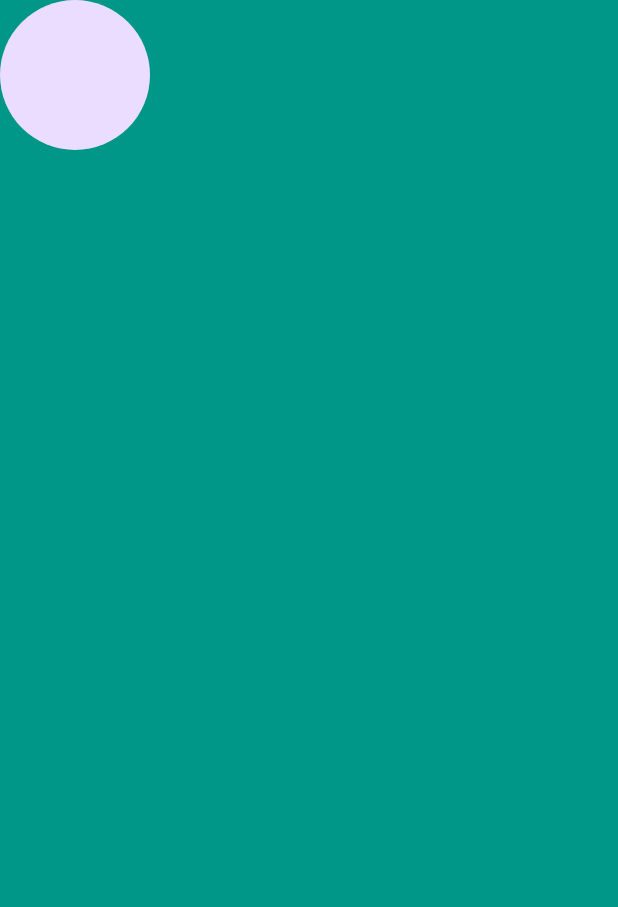
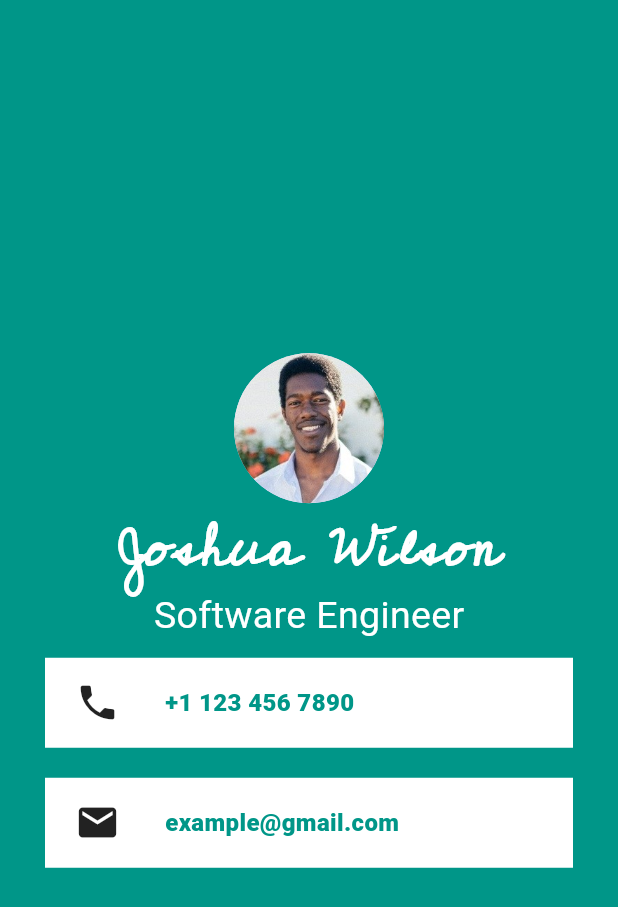
Before and after one commit to josh-W42/business-card-flutter, a Flutter app: the screen it shows after launch, on a phone screen of 412 x 824 dp. Shown: the top 907 px of the screen. Run offline on Flutter 3.47's test engine with Material 3 defaults, Android fonts, the light colour scheme and no system bars.

Commit message:
app complete

```diff
--- a/lib/main.dart
+++ b/lib/main.dart
@@ -19,11 +19,71 @@ class Home extends StatelessWidget {
         backgroundColor: Colors.teal,
         body: SafeArea(
             child: Column(
+          mainAxisAlignment: MainAxisAlignment.center,
           children: <Widget>[
-            CircleAvatar(
+            const CircleAvatar(
               radius: 50,
-              backgroundImage: null,
-            )
+              backgroundImage: AssetImage("images/me.jpg"),
+            ),
+            const Text(
+              "Joshua Wilson",
+              style: TextStyle(
+                  fontSize: 40,
+                  color: Colors.white,
+                  fontWeight: FontWeight.w900,
+                  fontFamily: 'CedarvilleCursive'),
+            ),
+            const Text(
+              "Software Engineer",
+              style: TextStyle(
+                fontSize: 25,
+                color: Colors.white,
+              ),
+            ),
+            Container(
+              margin: const EdgeInsets.symmetric(horizontal: 30, vertical: 10),
+              padding: const EdgeInsets.symmetric(vertical: 0, horizontal: 20),
+              height: 60,
+              color: Colors.white,
+              child: Row(children: <Widget>[
+                const Icon(
+                  Icons.phone,
+                  size: 30,
+                ),
+                Container(
+                  width: 30,
+                ),
+                const Text(
+                  "+1 123 456 7890",
+                  style: TextStyle(
+                      color: Colors.teal,
+                      fontWeight: FontWeight.w900,
+                      fontSize: 16),
+                )
+              ]),
+            ),
+            Container(
+              margin: const EdgeInsets.symmetric(horizontal: 30, vertical: 10),
+              padding: const EdgeInsets.symmetric(vertical: 0, horizontal: 20),
+              height: 60,
+              color: Colors.white,
+              child: Row(children: <Widget>[
+                const Icon(
+                  Icons.email,
+                  size: 30,
+                ),
+                Container(
+                  width: 30,
+                ),
+                const Text(
+                  "example@gmail.com",
+                  style: TextStyle(
+                      color: Colors.teal,
+                      fontWeight: FontWeight.w900,
+                      fontSize: 16),
+                )
+              ]),
+            ),
           ],
         )),
       ),
```
Also changed, not shown: pubspec.yaml (+7 -3 lines).
